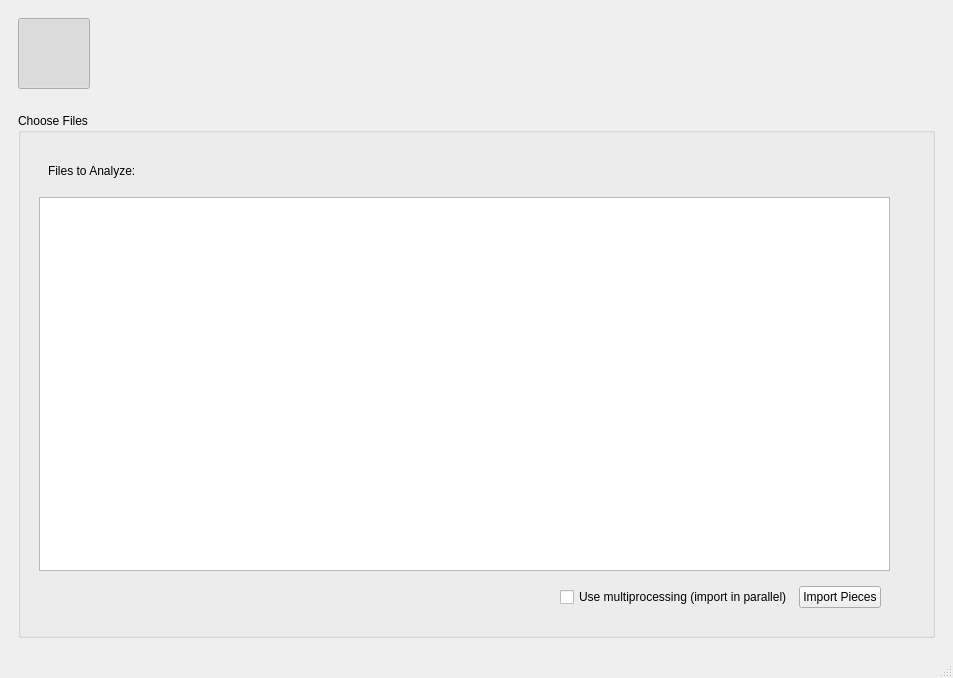
This is views/ui/main_window.ui in ELVIS-Project/vis-framework as Qt 5 draws it before an edit. The edited form follows.
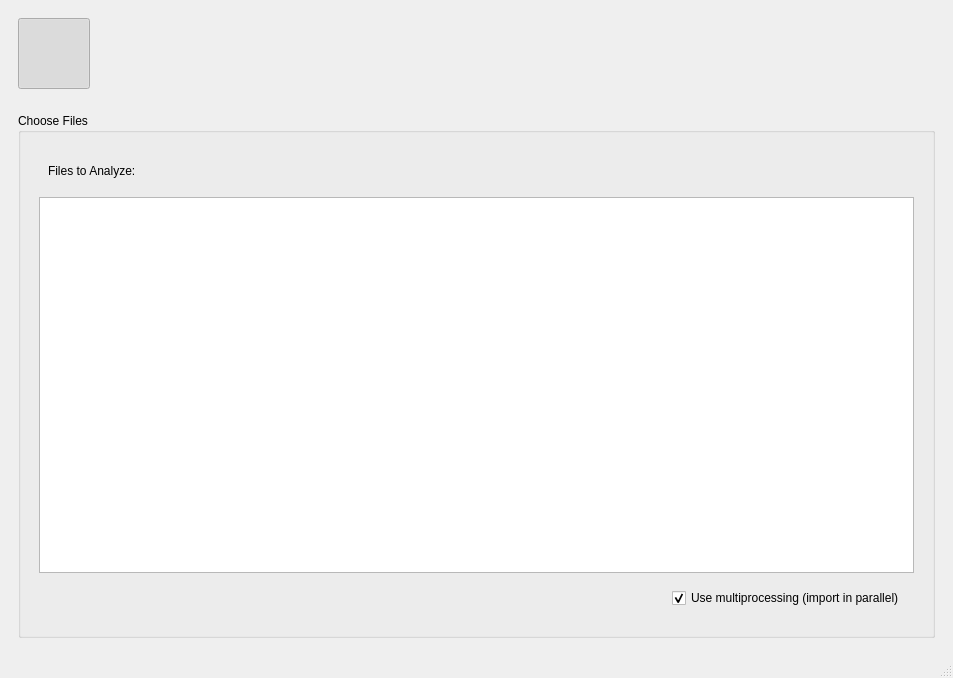
This is the edited form. The open tabs and pages were chosen to show the change. Icons and pictures are not drawn.

Diff of the .ui file:
```diff
--- a/views/ui/main_window.ui
+++ b/views/ui/main_window.ui
@@ -329,22 +329,6 @@
                  <enum>Qt::RightToLeft</enum>
                 </property>
                 <layout class="QHBoxLayout" name="horizontalLayout_7">
-                 <item>
-                  <widget class="QPushButton" name="btn_import">
-                   <property name="sizePolicy">
-                    <sizepolicy hsizetype="Preferred" vsizetype="Fixed">
-                     <horstretch>0</horstretch>
-                     <verstretch>0</verstretch>
-                    </sizepolicy>
-                   </property>
-                   <property name="layoutDirection">
-                    <enum>Qt::LeftToRight</enum>
-                   </property>
-                   <property name="text">
-                    <string>Import Pieces</string>
-                   </property>
-                  </widget>
-                 </item>
                  <item>
                   <widget class="QCheckBox" name="chk_multi_import">
                    <property name="layoutDirection">
@@ -353,6 +337,9 @@
                    <property name="text">
                     <string>Use multiprocessing (import in parallel)</string>
                    </property>
+                   <property name="checked">
+                    <bool>true</bool>
+                   </property>
                   </widget>
                  </item>
                  <item>
@@ -374,17 +361,6 @@
              </layout>
             </widget>
            </item>
-           <item>
-            <widget class="QWidget" name="widget" native="true">
-             <property name="maximumSize">
-              <size>
-               <width>200</width>
-               <height>16777215</height>
-              </size>
-             </property>
-             <layout class="QVBoxLayout" name="verticalLayout_8"/>
-            </widget>
-           </item>
           </layout>
          </widget>
         </item>
```
Left out of the diff: 49 changed lines with no effect on the pictures.
